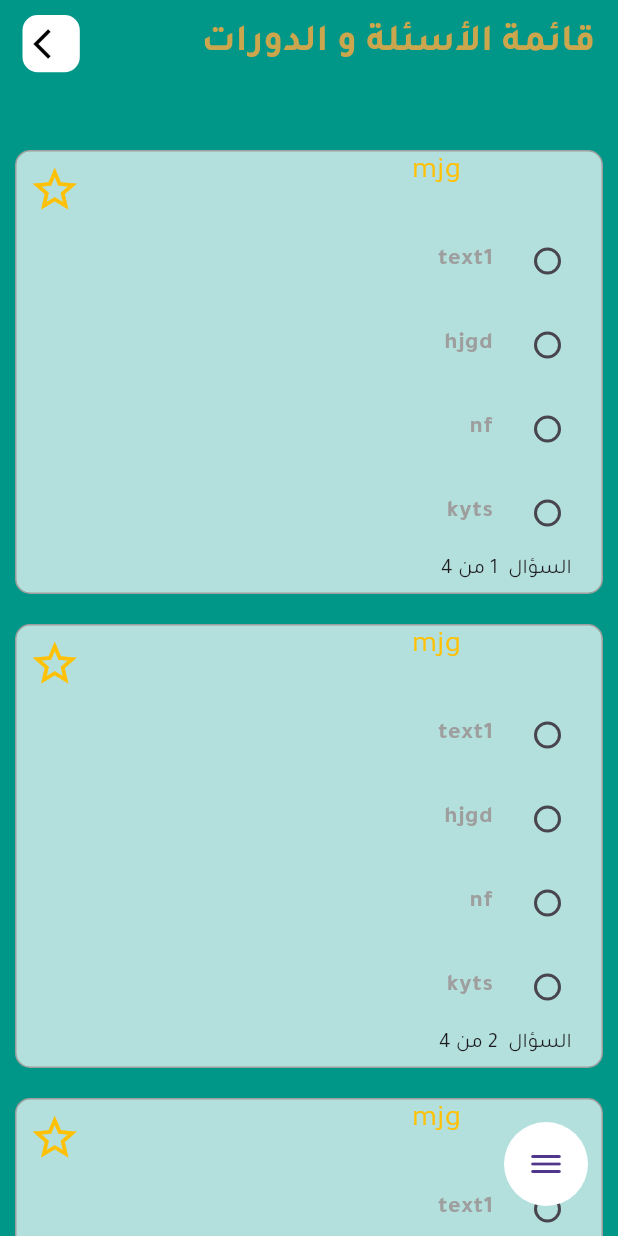
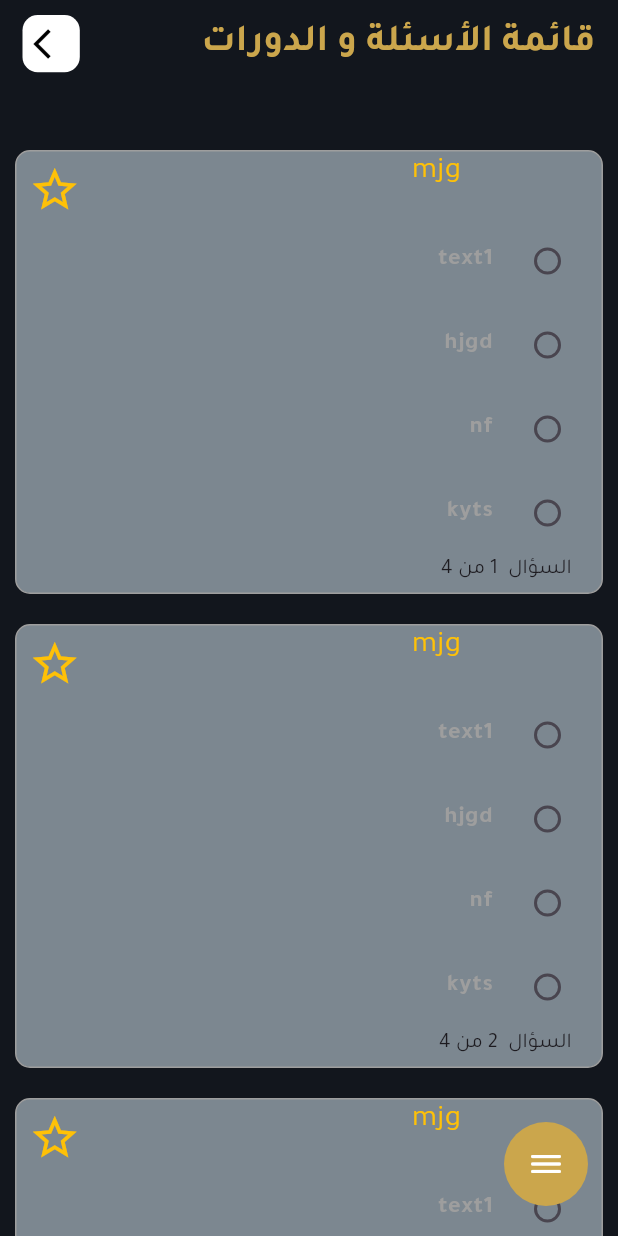
Before and after one commit to LinaHamdoun/un, a Flutter app: the Questions screen opened directly, on a phone screen of 412 x 824 dp. Run offline on Flutter 3.47's test engine with Material 3 defaults, Android fonts, the phone set to English and light mode, and no system bars; drawn by our look-alikes of reactive_forms; our stand-ins replace bloc, flutter_bloc, flutter_screenutil, flutter_svg, font_awesome_flutter and 1 more; missing offline and left inert: dart:ffi, mobile_scanner; accounts and stored records are empty.

Commit message:
commit change file

```diff
--- a/lib/Project/presentation/Component/card_question.dart
+++ b/lib/Project/presentation/Component/card_question.dart
@@ -1,5 +1,6 @@
 
 import 'package:flutter/material.dart';
+import 'package:untitled/Project/presentation/Colors/colors_screens.dart';
 import 'package:untitled/Project/presentation/Component/reactive_radio.dart';
 import 'package:untitled/Project/presentation/Component/star.dart';
 
@@ -26,7 +27,7 @@ class CardQuestion extends StatelessWidget {
       decoration: BoxDecoration(
         border: Border.all(color: Colors.grey),
         borderRadius: BorderRadius.circular(10),
-        color: Colors.white70,
+        color: ColorsScreens.grey,
       ),
       child: Column(
         crossAxisAlignment: CrossAxisAlignment.end,
--- a/lib/Project/presentation/Component/row_textField.dart
+++ b/lib/Project/presentation/Component/row_textField.dart
@@ -44,6 +44,7 @@ class _MyFormState extends State<MyForm> {
                 return KeyEventResult.ignored;
               },
               child: TextFormField(
+                style: TextStyle(color: Colors.white),
                 validator: (value) {},
 
                 keyboardType: TextInputType.number,
--- a/lib/Project/presentation/Component/textField.dart
+++ b/lib/Project/presentation/Component/textField.dart
@@ -29,6 +29,7 @@ class TextFieldComponent extends StatelessWidget {
         SizedBox(height: 4.h),
         TextFormField(
           autovalidateMode: AutovalidateMode.onUserInteraction,
+          style: TextStyle(color: Colors.white),
 
           controller: controller,
           decoration: InputDecoration(
--- a/lib/Project/presentation/Screens/create_account.dart
+++ b/lib/Project/presentation/Screens/create_account.dart
@@ -14,6 +14,7 @@ class CreateAccount extends StatelessWidget {
   @override
   Widget build(BuildContext context) {
     return Scaffold(
+      backgroundColor: ColorsScreens.black,
       body: Padding(
         padding: EdgeInsets.symmetric(horizontal: 20.0.w),
         child: Column(
--- a/lib/Project/presentation/Screens/list_question.dart
+++ b/lib/Project/presentation/Screens/list_question.dart
@@ -3,6 +3,7 @@ import 'package:flutter_bloc/flutter_bloc.dart';
 import 'package:flutter_screenutil/flutter_screenutil.dart';
 import 'package:flutter_svg/flutter_svg.dart';
 import 'package:untitled/Project/domain/models/question_model.dart';
+import 'package:untitled/Project/presentation/Colors/colors_screens.dart';
 import 'package:untitled/Project/presentation/Screens/test_screen.dart';
 
 import '../Component/animation_icon.dart';
@@ -26,7 +27,7 @@ class Questions extends StatelessWidget {
     return BlocProvider(
       create: (context) => TimerCubit(),
       child: Scaffold(
-        backgroundColor: Colors.teal,
+        backgroundColor: ColorsScreens.black,
         body: SafeArea(
           child: Stack(
             children: [
@@ -68,6 +69,7 @@ class Questions extends StatelessWidget {
                                 Text(
                                   cubit.formatTime(state.seconds),
                                   style: const TextStyle(
+                                    color: Colors.white,
                                     fontSize: 35,
                                     fontWeight: FontWeight.w500,
                                   ),
@@ -75,11 +77,11 @@ class Questions extends StatelessWidget {
                                 const Spacer(flex: 3),
                                 IconButton(
                                   onPressed: cubit.resetTimer,
-                                  icon: const Icon(Icons.replay, size: 30),
+                                  icon: const Icon(Icons.replay, size: 30, color: Colors.white,),
                                 ),
                                 IconButton(
                                   onPressed: cubit.closeTimer,
-                                  icon: const Icon(Icons.close),
+                                  icon: const Icon(Icons.close, color: Colors.white,),
                                 ),
                               ],
                             ),
@@ -178,13 +180,14 @@ class Questions extends StatelessWidget {
                             elevation: 0,
                             shape: const CircleBorder(),
                             heroTag: 'main',
-                            backgroundColor: Colors.white,
+                            backgroundColor: ColorsScreens.amber,
                             onPressed: cubit.toggleIcons,
                             child: AnimatedSwitcher(
-                              duration: const Duration(milliseconds: 300),
+                              duration: const Duration(seconds: 1),
                               transitionBuilder: (child, anim) =>
                                   RotationTransition(turns: anim, child: child),
                               child: Icon(
+                                color: Colors.white,
                                 isShow ? Icons.close : Icons.dehaze_rounded,
                               ),
                             ),
--- a/lib/Project/presentation/Screens/login_screen.dart
+++ b/lib/Project/presentation/Screens/login_screen.dart
@@ -3,6 +3,7 @@ import 'package:flutter_screenutil/flutter_screenutil.dart';
 import 'package:flutter_svg/svg.dart';
 import 'package:untitled/Project/domain/models/question_model.dart';
 import 'package:untitled/Project/presentation/Screens/signup_screen.dart';
+import '../Colors/colors_screens.dart';
 import '../Component/container.dart';
 import '../Component/row_text.dart';
 import '../Component/textField.dart';
@@ -31,8 +32,7 @@ class _LogInState extends State<LogIn> {
   @override
   Widget build(BuildContext context) {
     return Scaffold(
-      backgroundColor: Colors.white,
-      //ColorsScreens.black,
+      backgroundColor: ColorsScreens.black,
       body: SafeArea(
         child: Padding(
           padding: EdgeInsets.symmetric(horizontal: 20.w),
--- a/lib/Project/presentation/Screens/signup_screen.dart
+++ b/lib/Project/presentation/Screens/signup_screen.dart
@@ -2,6 +2,7 @@ import 'package:flutter/material.dart';
 import 'package:flutter_screenutil/flutter_screenutil.dart';
 import 'package:flutter_svg/svg.dart';
 import 'package:untitled/Project/domain/models/question_model.dart';
+import 'package:untitled/Project/presentation/Colors/colors_screens.dart';
 
 import '../Component/container.dart';
 import '../Component/row_text.dart';
@@ -40,7 +41,7 @@ class _SignUpState extends State<SignUp> {
       key: formKey,
 
       child: Scaffold(
-        backgroundColor: Colors.white,
+        backgroundColor: ColorsScreens.black,
         body: SafeArea(
           child: Padding(
             padding: EdgeInsets.symmetric(horizontal: 24.w),
```
Also changed, not shown: lib/Project/domain/models/question_model.dart (+19 -2 lines), lib/Project/presentation/Component/dialog.dart (+34 -2 lines), lib/Project/domain/entity/Project_entity.dart (deleted).
